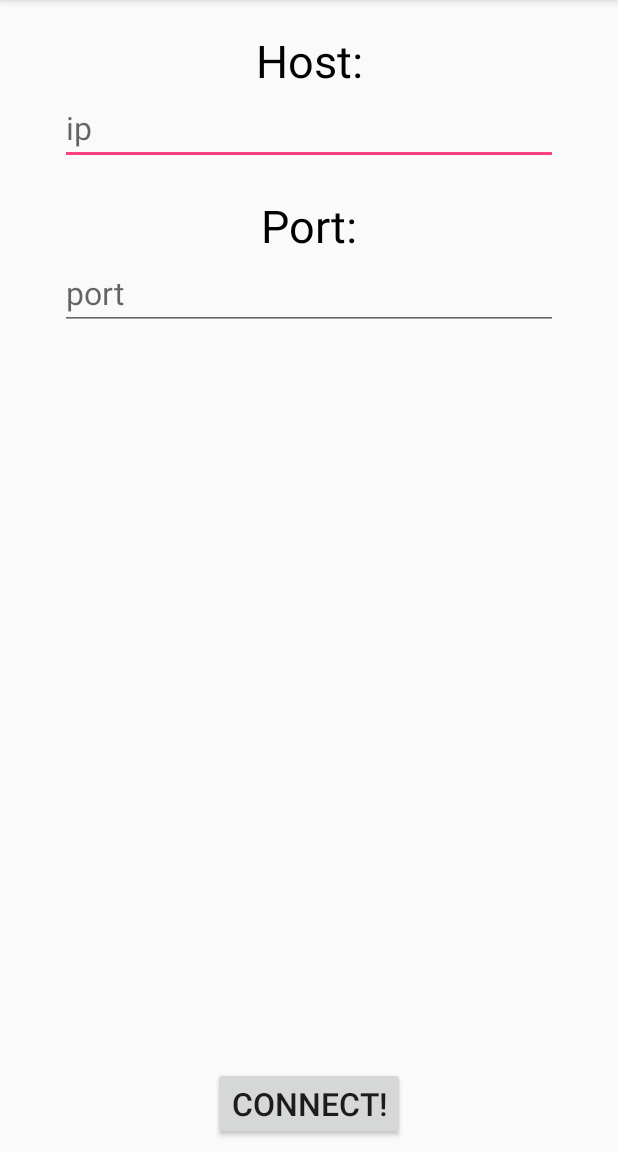
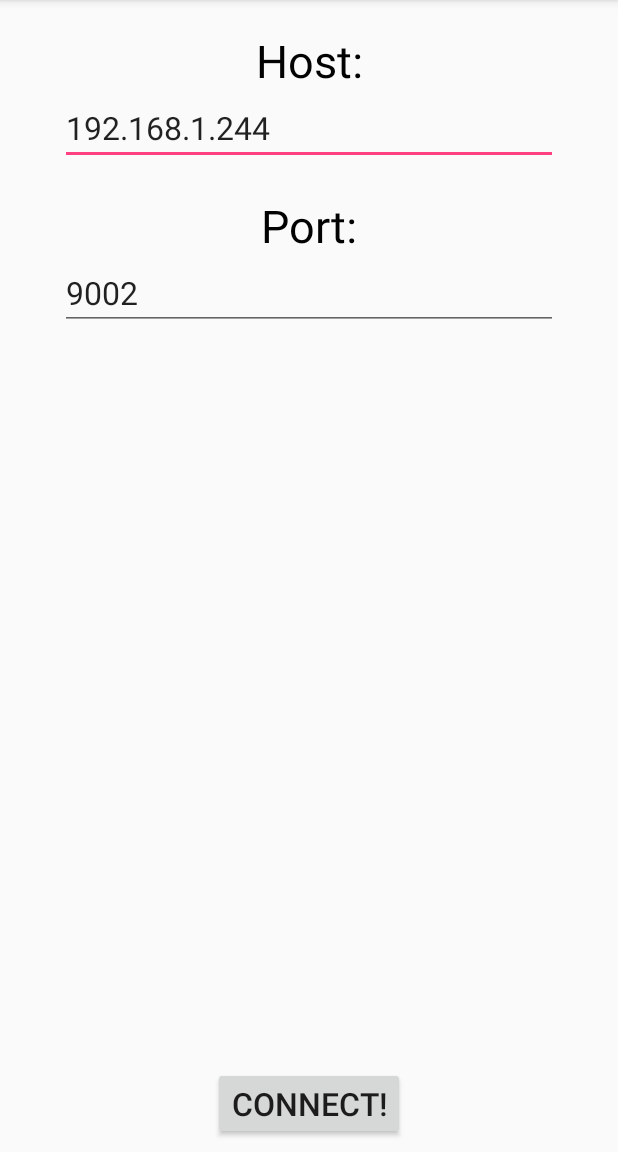
Before and after one commit to 0442A403/GKGB-Controller, an Android app: the screen it shows after launch (ConnectionActivity), after a tap on "CONNECT!", on a phone screen of 412 x 824 dp, the part 84-1236 px from its top. Run offline under Robolectric (Android 15) with nearby library versions, the phone set to English and light mode, and no system bars.

Commit message:
some downgrade

```diff
--- a/app/src/main/java/com/iupp/iuppcontroller/ConnectionActivity.kt
+++ b/app/src/main/java/com/iupp/iuppcontroller/ConnectionActivity.kt
@@ -21,8 +21,9 @@ class ConnectionActivity : AppCompatActivity(), SocketCallback {
     }
 
     override fun callback(code: SocketCode) {
+        Log.i("IUPP", "callback ${code.name}")
         connect_button.isClickable = true
-        if (code == SocketCode.ConnectionCompletedCode)
+        if (code == SocketCode.ConnectionCompletedCode) {
             runOnUiThread {
                 startActivity(
                         Intent(this, ControllerActivity::class.java).apply {
@@ -31,6 +32,7 @@ class ConnectionActivity : AppCompatActivity(), SocketCallback {
                         }
                 )
             }
+        }
         else if (code == SocketCode.ConnectionErrorCode
                 || code == SocketCode.TimeoutErrorCode
                 || code == SocketCode.RuntimeConnectionErrorCode) {
--- a/app/src/main/java/com/iupp/iuppcontroller/ControllerActivity.kt
+++ b/app/src/main/java/com/iupp/iuppcontroller/ControllerActivity.kt
@@ -45,6 +45,7 @@ class ControllerActivity: Activity(), SocketCallback {
 
     override fun callback(code: SocketCode) {
         Log.i("IUPPInformation", "callback")
+        runOnUiThread {
             if (code == SocketCode.ConnectionCompletedCode) {
                 Toast.makeText(this, "Сокет успешно создан!", Toast.LENGTH_SHORT).show()
                 connectionSignal = true
@@ -59,3 +60,4 @@ class ControllerActivity: Activity(), SocketCallback {
             }
         }
     }
+}
--- a/app/src/main/res/layout/activity_connection.xml
+++ b/app/src/main/res/layout/activity_connection.xml
@@ -30,6 +30,7 @@
         android:layout_marginLeft="40dp"
         android:layout_marginRight="40dp"
         android:layout_marginStart="40dp"
+        android:text="192.168.1.244"
         android:hint="ip"
         android:textSize="21sp"
         app:layout_constraintEnd_toEndOf="parent"
@@ -63,6 +64,7 @@
         android:layout_marginLeft="40dp"
         android:layout_marginRight="40dp"
         android:layout_marginStart="40dp"
+        android:text="9002"
         android:hint="port"
         android:inputType="number"
         android:textSize="21sp"
```
Also changed, not shown: app/src/main/java/com/iupp/iuppcontroller/WifiSocket.kt (+17 -10 lines). Lines whose indentation alone changed are shown as unchanged.
